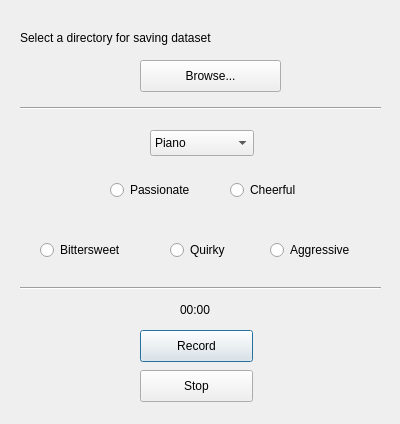
yilin-zhang/EmoRecorder, file app.ui: the form before one commit.
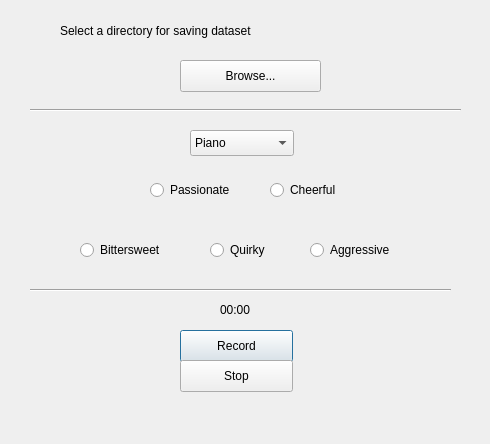
The form after the commit.

```diff
--- a/app.ui
+++ b/app.ui
@@ -6,8 +6,8 @@
    <rect>
     <x>0</x>
     <y>0</y>
-    <width>400</width>
-    <height>424</height>
+    <width>490</width>
+    <height>444</height>
    </rect>
   </property>
   <property name="windowTitle">
@@ -16,7 +16,7 @@
   <widget class="QComboBox" name="instrumentBox">
    <property name="geometry">
     <rect>
-     <x>150</x>
+     <x>190</x>
      <y>130</y>
      <width>104</width>
      <height>26</height>
@@ -51,7 +51,7 @@
   <widget class="QRadioButton" name="radioButtonEmotion1">
    <property name="geometry">
     <rect>
-     <x>110</x>
+     <x>150</x>
      <y>180</y>
      <width>100</width>
      <height>20</height>
@@ -64,7 +64,7 @@
   <widget class="QRadioButton" name="radioButtonEmotion2">
    <property name="geometry">
     <rect>
-     <x>230</x>
+     <x>270</x>
      <y>180</y>
      <width>100</width>
      <height>20</height>
@@ -77,7 +77,7 @@
   <widget class="QRadioButton" name="radioButtonEmotion3">
    <property name="geometry">
     <rect>
-     <x>40</x>
+     <x>80</x>
      <y>240</y>
      <width>100</width>
      <height>20</height>
@@ -90,10 +90,10 @@
   <widget class="Line" name="line">
    <property name="geometry">
     <rect>
-     <x>20</x>
+     <x>30</x>
      <y>100</y>
-     <width>361</width>
-     <height>16</height>
+     <width>431</width>
+     <height>20</height>
     </rect>
    </property>
    <property name="orientation">
@@ -103,10 +103,10 @@
   <widget class="Line" name="line_2">
    <property name="geometry">
     <rect>
-     <x>20</x>
+     <x>30</x>
      <y>280</y>
-     <width>361</width>
-     <height>16</height>
+     <width>421</width>
+     <height>20</height>
     </rect>
    </property>
    <property name="orientation">
@@ -116,7 +116,7 @@
   <widget class="QPushButton" name="recordButton">
    <property name="geometry">
     <rect>
-     <x>140</x>
+     <x>180</x>
      <y>330</y>
      <width>113</width>
      <height>32</height>
@@ -129,8 +129,8 @@
   <widget class="QPushButton" name="stopButton">
    <property name="geometry">
     <rect>
-     <x>140</x>
-     <y>370</y>
+     <x>180</x>
+     <y>360</y>
      <width>113</width>
      <height>32</height>
     </rect>
@@ -142,7 +142,7 @@
   <widget class="QLabel" name="timeLabel">
    <property name="geometry">
     <rect>
-     <x>180</x>
+     <x>220</x>
      <y>300</y>
      <width>51</width>
      <height>20</height>
@@ -155,7 +155,7 @@
   <widget class="QPushButton" name="browseButton">
    <property name="geometry">
     <rect>
-     <x>140</x>
+     <x>180</x>
      <y>60</y>
      <width>141</width>
      <height>32</height>
@@ -168,20 +168,23 @@
   <widget class="QLabel" name="dirPath">
    <property name="geometry">
     <rect>
-     <x>20</x>
-     <y>30</y>
+     <x>60</x>
+     <y>15</y>
      <width>361</width>
-     <height>16</height>
+     <height>31</height>
     </rect>
    </property>
    <property name="text">
     <string>Select a directory for saving dataset</string>
    </property>
+   <property name="wordWrap">
+    <bool>true</bool>
+   </property>
   </widget>
   <widget class="QRadioButton" name="radioButtonEmotion4">
    <property name="geometry">
     <rect>
-     <x>170</x>
+     <x>210</x>
      <y>240</y>
      <width>100</width>
      <height>20</height>
@@ -194,7 +197,7 @@
   <widget class="QRadioButton" name="radioButtonEmotion5">
    <property name="geometry">
     <rect>
-     <x>270</x>
+     <x>310</x>
      <y>240</y>
      <width>100</width>
      <height>20</height>
@@ -204,6 +207,22 @@
     <string>Aggressive</string>
    </property>
   </widget>
+  <widget class="QLabel" name="promptLabel">
+   <property name="geometry">
+    <rect>
+     <x>20</x>
+     <y>399</y>
+     <width>441</width>
+     <height>31</height>
+    </rect>
+   </property>
+   <property name="text">
+    <string/>
+   </property>
+   <property name="wordWrap">
+    <bool>true</bool>
+   </property>
+  </widget>
  </widget>
  <resources/>
  <connections/>
```
